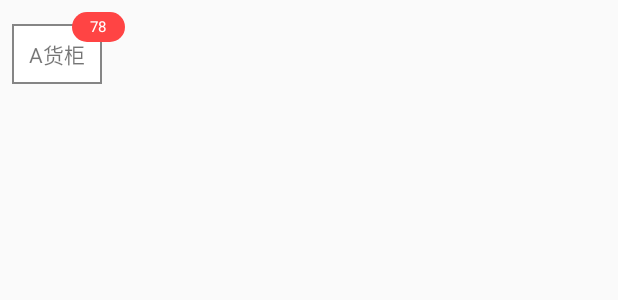
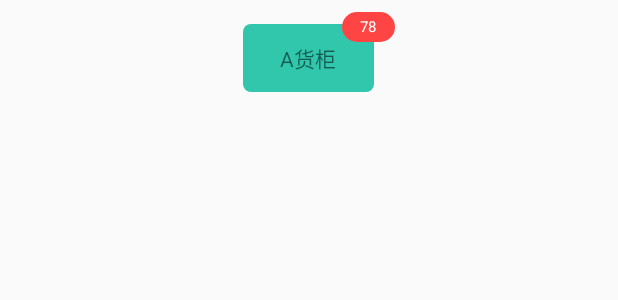
Before and after one commit to StoneInCHN/yxkj-operation-android, an Android app: the layout item_container.xml on its own in the app's theme, with its tools: preview values and no code run, on a phone screen of 412 x 824 dp. Shown: the top 300 px of the screen. Run offline under Robolectric (Android 15) with nearby library versions, the phone set to English and light mode, and no system bars.

Commit message:
调整货柜首页的布局

```diff
--- a/app/src/main/java/com/yxkj/deliveryman/adapter/ContainerAdapter.java
+++ b/app/src/main/java/com/yxkj/deliveryman/adapter/ContainerAdapter.java
@@ -18,7 +18,6 @@ public class ContainerAdapter extends BaseRecyclerViewAdapter<String> {
     }
 
 
-
     @Override
     public int getLayoutId() {
         return R.layout.item_container;
--- a/app/src/main/java/com/yxkj/deliveryman/adapter/TeamAdapter.java
+++ b/app/src/main/java/com/yxkj/deliveryman/adapter/TeamAdapter.java
@@ -34,8 +34,8 @@ class TeamAdapter extends BaseRecyclerViewAdapter<String> {
 
     @Override
     public void onCorvert(BaseViewHolder holder, int position, String bean) {
-        RecyclerView recyclerView = holder.getView(R.id.recyclerView);
-        recyclerView.setLayoutManager(new GridLayoutManager(context, 4));
+        RecyclerView recyclerView = holder.getView(R.id.rv_team_member);
+        recyclerView.setLayoutManager(new GridLayoutManager(context, 3));
         ContainerAdapter containerAdapter = new ContainerAdapter(context);
         containerAdapter.settList(list);
         recyclerView.setAdapter(containerAdapter);
--- a/app/src/main/java/com/yxkj/deliveryman/base/BaseFragment.java
+++ b/app/src/main/java/com/yxkj/deliveryman/base/BaseFragment.java
@@ -11,6 +11,7 @@ import com.trello.rxlifecycle2.components.support.RxFragment;
 import com.yxkj.deliveryman.R;
 import com.yxkj.deliveryman.util.NetConnectUtil;
 
+import butterknife.ButterKnife;
 import io.reactivex.ObservableTransformer;
 import io.reactivex.android.schedulers.AndroidSchedulers;
 import io.reactivex.schedulers.Schedulers;
@@ -28,6 +29,7 @@ public abstract class BaseFragment extends RxFragment implements View.OnClickLis
     public View onCreateView(LayoutInflater inflater, ViewGroup container, Bundle savedInstanceState) {
         if (rootView == null) {
             rootView = inflater.inflate(getResource(), null);
+            ButterKnife.bind(this, rootView);
             beforeInitView();
             initView(rootView);
             initData();
--- /dev/null
+++ b/app/src/main/res/drawable/bg_round_green.xml
@@ -0,0 +1,8 @@
+<?xml version="1.0" encoding="utf-8"?>
+<!--带圆角的绿色矩形背景-->
+<shape xmlns:android="http://schemas.android.com/apk/res/android"
+       android:shape="rectangle">
+    <corners android:radius="5dp"/>
+    <solid android:color="@color/green_bg"/>
+
+</shape>
--- a/app/src/main/res/layout/item_container.xml
+++ b/app/src/main/res/layout/item_container.xml
@@ -1,26 +1,27 @@
 <?xml version="1.0" encoding="utf-8"?>
-<RelativeLayout xmlns:android="http://schemas.android.com/apk/res/android"
-    android:layout_width="wrap_content"
-    android:layout_height="wrap_content"
-    android:layout_margin="@dimen/dp_10"
-    android:orientation="vertical">
+<FrameLayout xmlns:android="http://schemas.android.com/apk/res/android"
+             android:layout_width="match_parent"
+             android:paddingTop="@dimen/dp_10"
+             android:layout_height="wrap_content">
 
     <TextView
         android:id="@+id/tv_container_name"
-        android:layout_width="60dp"
-        android:layout_height="40dp"
+        android:layout_width="87dp"
+        android:layout_height="45dp"
+        android:layout_gravity="center_horizontal"
         android:layout_marginTop="@dimen/dp_10"
-        android:background="@drawable/edit_login_bg_nomal"
+        android:background="@drawable/bg_round_green"
         android:gravity="center"
-        android:text="A货柜" />
+        android:text="A货柜"/>
 
     <TextView
         android:layout_width="35dp"
         android:layout_height="20dp"
+        android:layout_gravity="center_horizontal"
         android:layout_marginLeft="40dp"
-        android:background="@drawable/replenish_num_bg"
+        android:background="@drawable/bg_round_red"
         android:gravity="center"
         android:text="78"
-        android:textColor="@android:color/white"
-        android:textSize="10sp" />
-</RelativeLayout>
+        android:textColor="@color/white"
+        android:textSize="10sp"/>
+</FrameLayout>
--- a/app/src/main/res/values/colors.xml
+++ b/app/src/main/res/values/colors.xml
@@ -9,13 +9,15 @@
     <color name="black_text">#333333</color>
     <color name="red_text">#BB2C2B</color>
     <color name="gray_edittext_hint">#999999</color>
+    <color name="green_text">#30C7AC</color>
+    <color name="green_bg">#30C7AC</color>
     <!--提示文字-->
     <color name="gray_text_tip">#999999</color>
     <color name="app_bg">#FFF0F0F0</color>
     <color name="black">#000</color>
     <color name="white">#fff</color>
+    <color name="orange_bg">#FBC205</color>
     <color name="gray_bg">#506e6e6e</color>
-    <color name="orange_bg">#FBC205</color>
     <color name="orange_text">#FBC205</color>
     <color name="gray_stroke">#CCCCCC</color>
     <color name="gray_divider">#CCCCCC</color>
```
Also changed, not shown: app/src/main/java/com/yxkj/deliveryman/frament/ContainerFragment.java (+19 -12 lines), app/src/main/res/drawable/bg_round_orange.xml (added, +8 -0 lines), app/src/main/res/layout/fragment_container.xml (+15 -10 lines), app/src/main/res/layout/item_replenish.xml (+22 -11 lines), app/src/main/res/layout/item_team.xml (+19 -10 lines), app/src/main/res/drawable/bg_round_red.xml (renamed from app/src/main/res/drawable/replenish_num_bg.xml).
